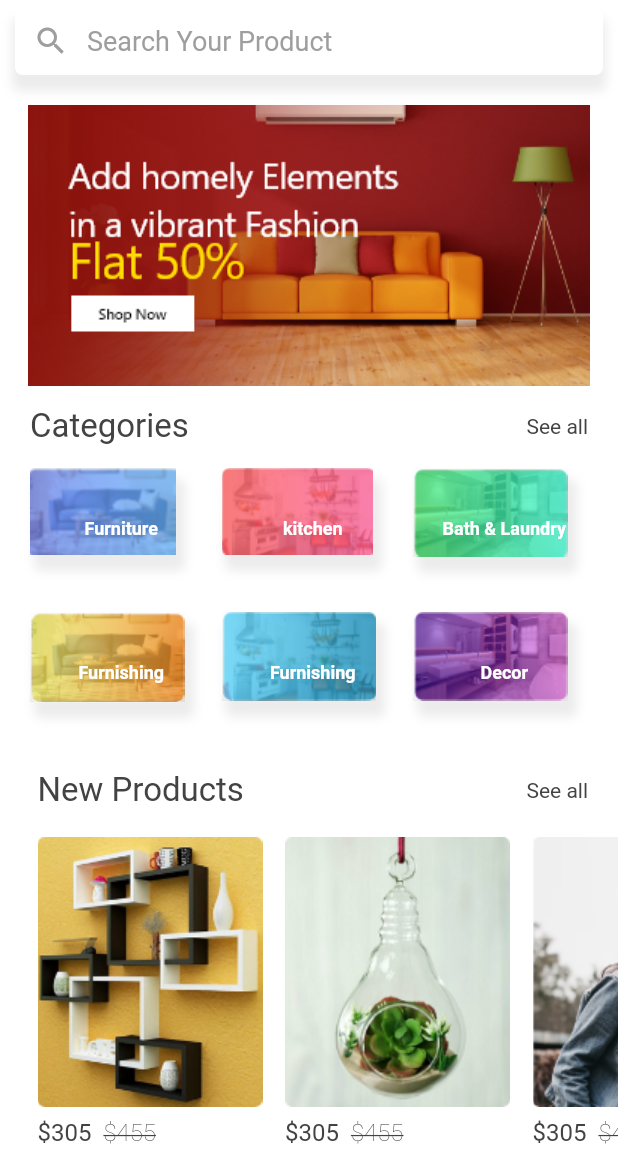
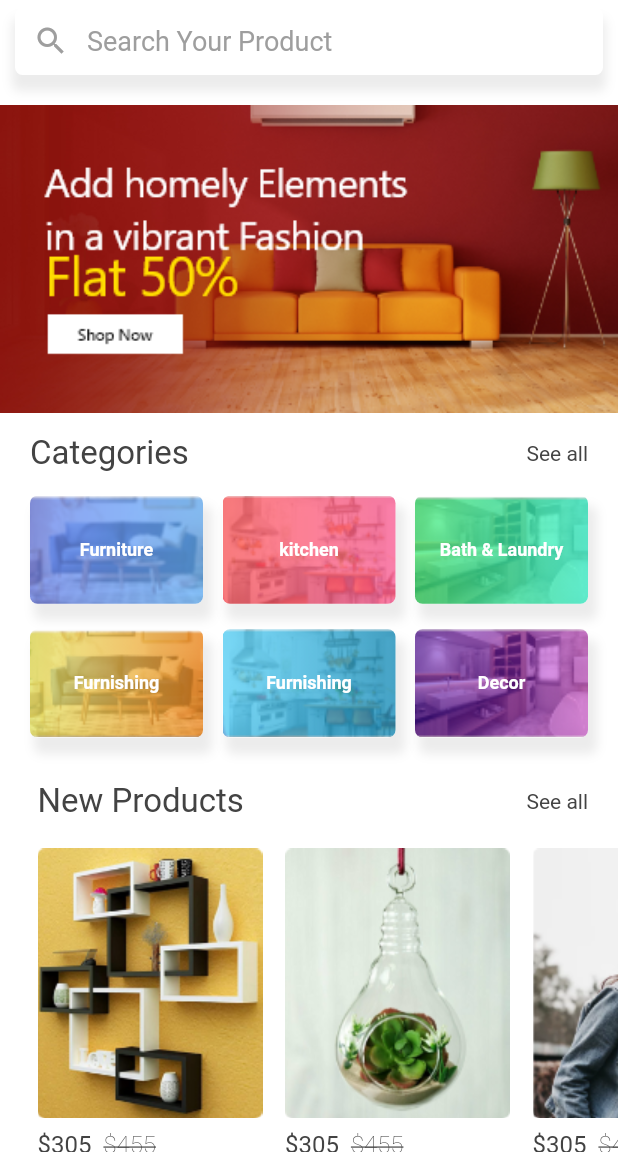
Before and after one commit to priyeshstackapp/homesaaz, a Flutter app: the HomeScreen screen opened directly, on a phone screen of 412 x 824 dp, the part 84-1236 px from its top. Run offline on Flutter 3.47's test engine with Material 2 defaults, Android fonts, the phone set to English and light mode, and no system bars; our stand-ins replace carousel_slider, dotted_border, fluttertoast, rating_bar, shared_preferences; missing offline and left inert: credit_card_slider; accounts and stored records are empty; Roboto replaces fonts that are missing (NeueFrutigerWorld).

Commit message:
update : home screen

```diff
--- a/lib/screen/home/home_screen.dart
+++ b/lib/screen/home/home_screen.dart
@@ -235,11 +235,12 @@ class HomeScreenState extends State<HomeScreen> {
               SizedBox(height: 20),
 
               //Top Banner
-              Image.asset(App.banner_top),
+              Image.asset(App.banner_top,fit: BoxFit.cover,
+                width: MediaQuery.of(context).size.width,),
               SizedBox(height: 14),
 
               categories(),
-              SizedBox(height:  height*0.03),
+              SizedBox(height: 30),
 
               //New Products
               Row(
@@ -303,7 +304,8 @@ class HomeScreenState extends State<HomeScreen> {
               //SizedBox(height: 10),
 
               //Center Banner
-              Image.asset(App.banner_center),
+              Image.asset(App.banner_center,fit: BoxFit.cover,
+                width: MediaQuery.of(context).size.width,),
               SizedBox(height: height*0.05),
 
               //Trending Products
@@ -369,7 +371,8 @@ class HomeScreenState extends State<HomeScreen> {
               //SizedBox(height: 10),
 
               //Bottom Banner
-              Image.asset(App.banner_bottom),
+              Image.asset(App.banner_bottom,fit: BoxFit.cover,
+                width: MediaQuery.of(context).size.width,),
               SizedBox(height:  height*0.05),
 
               //Featured Products
@@ -499,7 +502,7 @@ class HomeScreenState extends State<HomeScreen> {
 
         //Categories Images
         Padding(
-          padding: const EdgeInsets.only(left: 20, right: 15),
+          padding: const EdgeInsets.only(left: 20, right: 20),
           child: GridView.builder(
             scrollDirection: Axis.vertical,
             shrinkWrap: true,
@@ -507,10 +510,11 @@ class HomeScreenState extends State<HomeScreen> {
             itemCount: model.categoriesImage.length,
             gridDelegate: SliverGridDelegateWithFixedCrossAxisCount(
                 crossAxisCount: 3,
-                crossAxisSpacing: 6.0,
-                childAspectRatio: MediaQuery.of(context).size.width /
-                    (MediaQuery.of(context).size.height / 3),
-                mainAxisSpacing: 15.0),
+                crossAxisSpacing: 13.0,
+                childAspectRatio: 1.6,
+                //childAspectRatio: MediaQuery.of(context).size.width /
+                //   (MediaQuery.of(context).size.height / 3),
+                mainAxisSpacing: 17.0),
             itemBuilder: (BuildContext context, int index) {
               return InkWell(
                 onTap: () {
@@ -521,6 +525,9 @@ class HomeScreenState extends State<HomeScreen> {
                     Container(
                       decoration: BoxDecoration(
                         color: Color(0xFFFFFFFFF),
+                        image: DecorationImage(
+                            image: AssetImage(model.categoriesImage[index]), fit: BoxFit.cover
+                        ),
                         borderRadius: BorderRadius.circular(5.0),
                         boxShadow: [
                           BoxShadow(
@@ -531,11 +538,8 @@ class HomeScreenState extends State<HomeScreen> {
                           ),
                         ],
                       ),
-                      child: Image.asset(model.categoriesImage[index],
-                          fit: BoxFit.cover),
-                    ),
-                    Container(
-                      child: Center(
+                      child:  Container(
+                        alignment: Alignment.center,
                         child: Text(
                           model.categoriesName[index],
                           style: new TextStyle(
```
Lines whose indentation alone changed are shown as unchanged.
